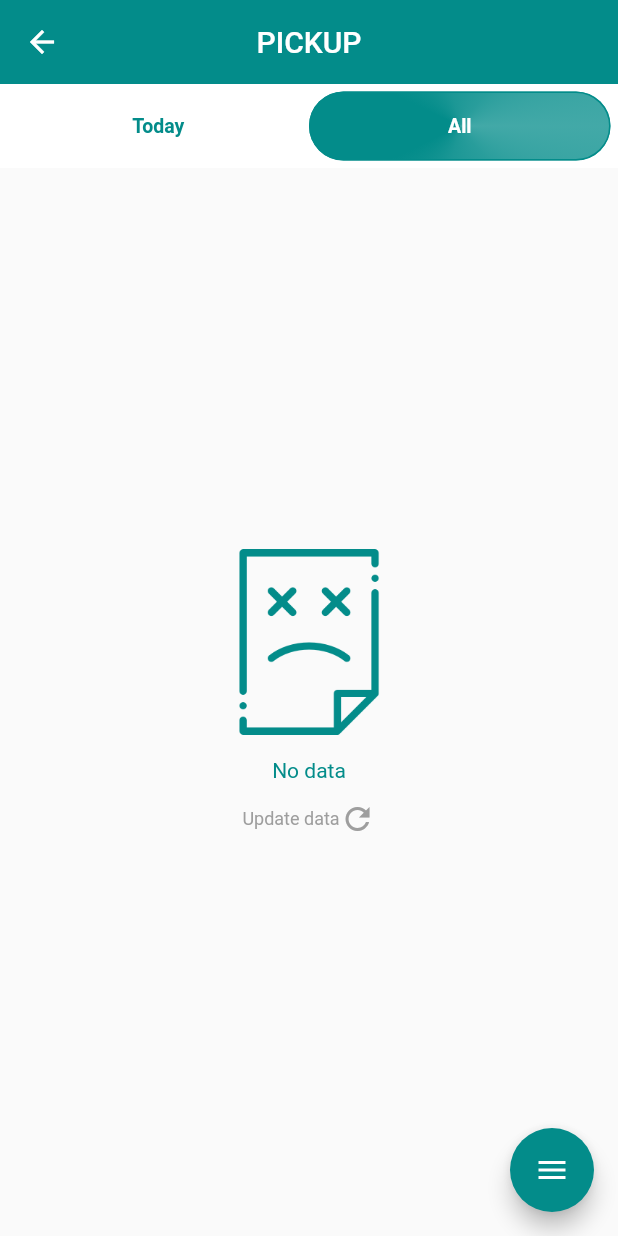
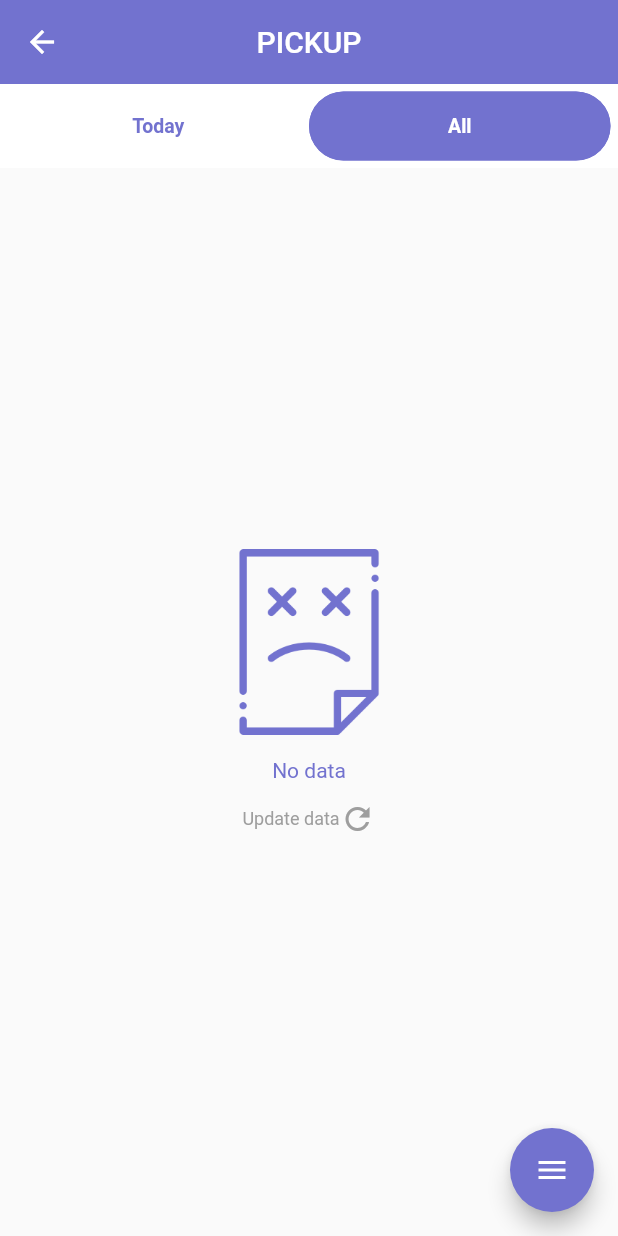
Before and after one commit to AkaashAshraf/Dalilee-Shipper, a Flutter app: the PickupView screen opened directly, tab 2 chosen, on a phone screen of 412 x 824 dp. Run offline on Flutter 3.47's test engine with Material 2 defaults, Android fonts, the light colour scheme and no system bars; drawn by our look-alikes of flutter_speed_dial; our stand-ins replace animated_splash_screen, cached_network_image, carousel_slider, convex_bottom_bar, device_info, dio and 30 more; missing offline and left inert: external_path, flutter_barcode_scanner, flutter_share, image_downloader, launch_review, map_picker and 2 more; accounts and stored records are empty; network calls fail; Roboto replaces fonts that are missing (Montserrat).

Commit message:
some changes

```diff
--- a/lib/constants.dart
+++ b/lib/constants.dart
@@ -4,12 +4,14 @@ bool isTesEnvironment = false;
 double omrToAedRate = 9.47;
 const int iosVersionLocal = 16; //07/september/2023 //exchange pickup
 const int androidVersionLocal = 16; //07/september/2023 //exchange pickup
-Color primaryColor = Color(isTesEnvironment ? 0xFF0D7297 : 0xFF038C8A);
+Color primaryColor = Color(isTesEnvironment ? 0xFF0D7297 : 0xFF7272CF);
 
 const whiteColor = Color(0xFFFFFFFF);
 const bgColor = Color(0xFFF8F8F8);
+const bgColorDark = Color.fromARGB(255, 236, 236, 236);
+
 const text1Color = Color(0xFF61656A);
-Color textBlueColor = Color(isTesEnvironment ? 0xFF0D7297 : 0xFF00A1E1);
+Color textBlueColor = Color(isTesEnvironment ? 0xFF0D7297 : 0xFF7272CF);
 const textRedColor = Color(0xFFD32F2F);
 const cardColor = Color(0xFFF6F6F6);
 
--- a/lib/model/Pickup/reference.dart
+++ b/lib/model/Pickup/reference.dart
@@ -12,7 +12,7 @@ class Reference {
   });
 
   int? id;
-  dynamic cop;
+  double? cop;
   String? location;
   dynamic totalOrders;
   String? collectionDate;
@@ -23,7 +23,7 @@ class Reference {
 
   factory Reference.fromJson(Map<String, dynamic> json) => Reference(
         id: json["id"] == null ? null : json["id"],
-        cop: json["cop"] == null ? null : json["cop"],
+        cop: double.tryParse(json["cop"].toString()) ?? 0,
         location: json["location"] == null ? null : json["location"],
         totalOrders: json["total_orders"] == null ? 0 : json["total_orders"],
         collectionDate:
--- a/lib/view/pickup/all_pickup.dart
+++ b/lib/view/pickup/all_pickup.dart
@@ -1,7 +1,6 @@
 import 'package:dalile_customer/constants.dart';
 import 'package:dalile_customer/controllers/pickup_controller.dart';
 import 'package:dalile_customer/view/tam-oman-special/items/pickup_item.dart';
-import 'package:dalile_customer/view/widget/all_pickup_body.dart';
 import 'package:dalile_customer/view/widget/custom_text.dart';
 import 'package:dalile_customer/view/widget/empty.dart';
 import 'package:dalile_customer/view/widget/waiting.dart';
--- a/lib/view/pickup/pickup_view.dart
+++ b/lib/view/pickup/pickup_view.dart
@@ -356,14 +356,14 @@ class PickupView extends StatelessWidget {
               borderRadius: BorderRadius.circular(30)),
           gradient: SweepGradient(
             colors: [
-              primaryColor.withOpacity(0.75),
-              primaryColor.withOpacity(0.85),
-              primaryColor.withOpacity(0.9),
               primaryColor,
               primaryColor,
-              primaryColor.withOpacity(0.9),
-              primaryColor.withOpacity(0.85),
-              primaryColor.withOpacity(0.75),
+              primaryColor,
+              primaryColor,
+              primaryColor,
+              primaryColor,
+              primaryColor,
+              primaryColor,
             ],
           ),
         ),
```
Also changed, not shown: lib/view/tam-oman-special/items/pickup_item.dart (+104 -87 lines).
